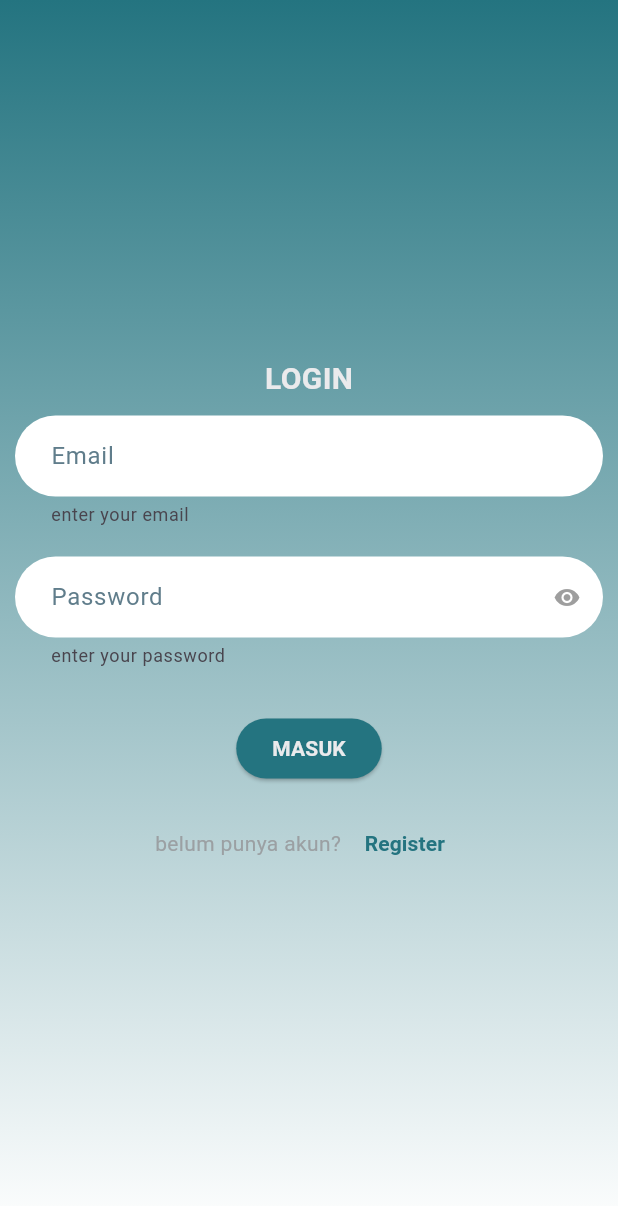
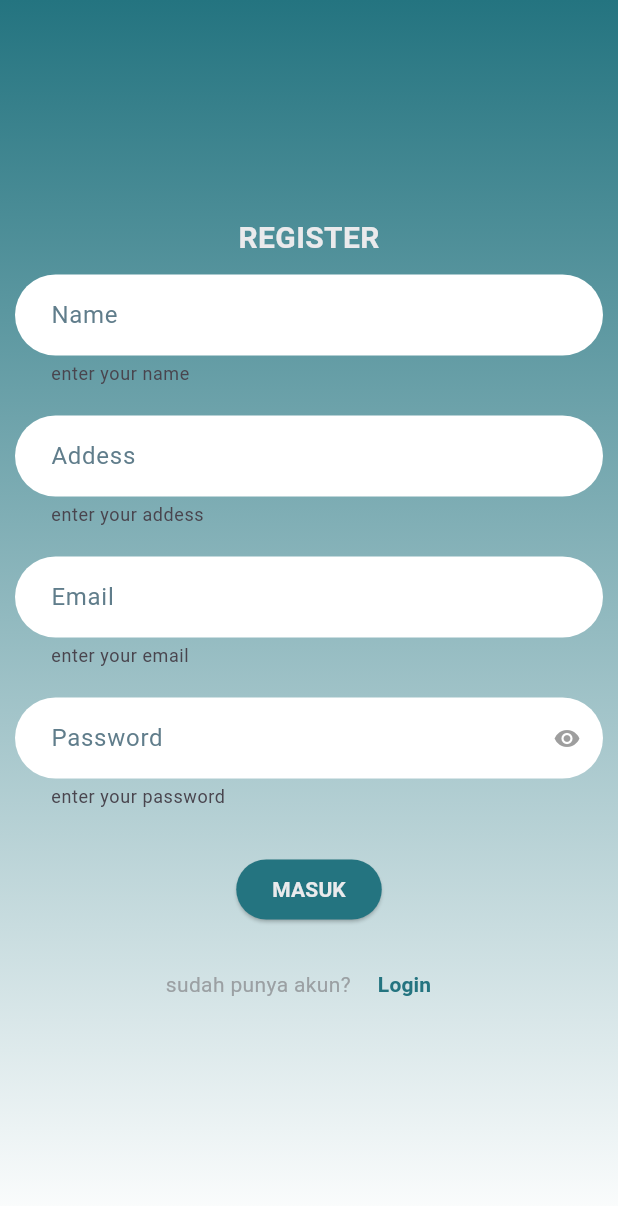
Before and after one commit to fanes-setiawan/fire_guardian, a Flutter app: the screen it shows after launch, after a tap on "Register", on a phone screen of 412 x 824 dp. Shown: the top 1206 px of the screen. Run offline on Flutter 3.47's test engine with Material 2 defaults, Android fonts, the light colour scheme and no system bars; our stand-ins replace firebase_auth, firebase_core; accounts and stored records are empty.

Commit message:
feat :: register view

```diff
--- a/lib/module/login/controller/login_controller.dart
+++ b/lib/module/login/controller/login_controller.dart
@@ -7,7 +7,7 @@ class LoginController extends State<LoginView> {
   static late LoginController instance;
   late LoginView view;
   bool obscureState = true;
-  bool isLoading = false; // Status loading
+  bool isLoading = false;
 
   visibilitySt() {
     obscureState = !obscureState;
--- a/lib/module/login/view/login_view.dart
+++ b/lib/module/login/view/login_view.dart
@@ -88,7 +88,13 @@ class LoginView extends StatefulWidget {
                     ),
                   ),
                   TextButton(
-                    onPressed: () {},
+                    onPressed: () {
+                      Navigator.push(
+                        context,
+                        MaterialPageRoute(
+                            builder: (context) => const RegisterView()),
+                      );
+                    },
                     child: Text(
                       "Register",
                       style: TextStyle(
--- a/lib/module/register/controller/register_controller.dart
+++ b/lib/module/register/controller/register_controller.dart
@@ -5,6 +5,14 @@ import '../view/register_view.dart';
 class RegisterController extends State<RegisterView> {
   static late RegisterController instance;
   late RegisterView view;
+
+  bool obscureState = true;
+  bool isLoading = false;
+
+  visibilitySt() {
+    obscureState = !obscureState;
+    setState(() {});
+  }
 
   @override
   void initState() {
@@ -17,4 +25,8 @@ class RegisterController extends State<RegisterView> {
 
   @override
   Widget build(BuildContext context) => widget.build(context, this);
+  String? name;
+  String? address;
+  String? email;
+  String? password;
 }
--- a/lib/module/register/view/register_view.dart
+++ b/lib/module/register/view/register_view.dart
@@ -1,5 +1,7 @@
+import 'package:fire_guardian/global_core/color/color.dart' as c;
 import 'package:flutter/material.dart';
 import 'package:fire_guardian/core.dart';
+import '../../../global_widget/form_widget/text_field_widget.dart';
 import '../controller/register_controller.dart';
 
 class RegisterView extends StatefulWidget {
@@ -9,15 +11,117 @@ class RegisterView extends StatefulWidget {
     controller.view = this;
 
     return Scaffold(
-      appBar: AppBar(
-        title: const Text("Register"),
-        actions: const [],
-      ),
       body: SingleChildScrollView(
         child: Container(
-          padding: const EdgeInsets.all(10.0),
+          width: MediaQuery.of(context).size.width,
+          height: MediaQuery.of(context).size.height,
+          decoration: BoxDecoration(
+            gradient: c.gradientRed,
+          ),
           child: Column(
-            children: const [],
+            mainAxisAlignment: MainAxisAlignment.center,
+            children: [
+              Text(
+                "REGISTER",
+                style: TextStyle(
+                  fontSize: 20.0,
+                  color: c.whiteText,
+                  fontWeight: FontWeight.bold,
+                ),
+              ),
+              TextFieldWidget(
+                hintText: "Name",
+                helperText: "enter your name",
+                obscureText: false,
+                onPressed: (value) {
+                  controller.email = value;
+                },
+              ),
+              TextFieldWidget(
+                hintText: "Addess",
+                helperText: "enter your addess",
+                obscureText: false,
+                onPressed: (value) {
+                  controller.email = value;
+                },
+              ),
+              TextFieldWidget(
+                hintText: "Email",
+                helperText: "enter your email",
+                obscureText: false,
+                onPressed: (value) {
+                  controller.email = value;
+                },
+              ),
+              TextFieldWidget(
+                hintText: "Password",
+                helperText: "enter your password",
+                obscureText: controller.obscureState,
+                suffixIcon: IconButton(
+                  onPressed: () {
+                    controller.visibilitySt();
+                  },
+                  icon: Icon(
+                    controller.obscureState
+                        ? Icons.visibility
+                        : Icons.visibility_off,
+                    color: Colors.grey,
+                  ),
+                ),
+                onPressed: (value) {
+                  controller.password = value;
+                },
+              ),
+              const SizedBox(
+                height: 20.0,
+              ),
+              ElevatedButton(
+                style: ElevatedButton.styleFrom(
+                  backgroundColor: c.primary,
+                  onPrimary: c.black,
+                  shape: RoundedRectangleBorder(
+                    borderRadius: BorderRadius.circular(20),
+                  ),
+                ),
+                onPressed: () {},
+                child: Text(
+                  "MASUK",
+                  style: TextStyle(
+                      color: c.whiteText, fontWeight: FontWeight.bold),
+                ),
+              ),
+              const SizedBox(
+                height: 15.0,
+              ),
+              Row(
+                mainAxisAlignment: MainAxisAlignment.center,
+                children: [
+                  Text(
+                    "sudah punya akun? ",
+                    style: TextStyle(
+                      color: c.greyText,
+                      fontSize: 14.0,
+                    ),
+                  ),
+                  TextButton(
+                    onPressed: () {
+                      Navigator.push(
+                        context,
+                        MaterialPageRoute(
+                            builder: (context) => const LoginView()),
+                      );
+                    },
+                    child: Text(
+                      "Login",
+                      style: TextStyle(
+                        color: c.primary,
+                        fontWeight: FontWeight.bold,
+                      ),
+                    ),
+                  ),
+                ],
+              ),
+            ],
           ),
         ),
       ),
```
